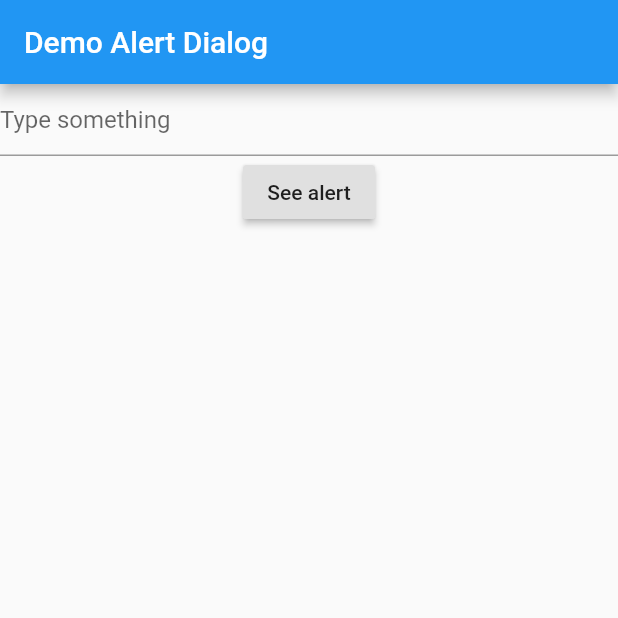
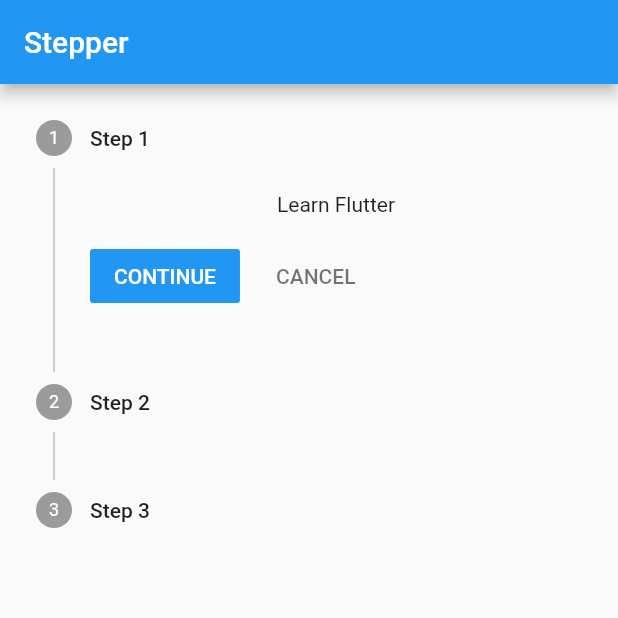
Before and after one commit to JKBustillo/first-app-fluttler, a Flutter app: the screen it shows after launch, on a phone screen of 412 x 824 dp, the top half of it. Run offline on Flutter 3.47's test engine with Material 2 defaults, Android fonts, the phone set to English and light mode, and no system bars.

Commit message:
feat: basic stepper

```diff
--- a/lib/main.dart
+++ b/lib/main.dart
@@ -2,69 +2,62 @@ import 'package:flutter/material.dart';
 
 void main() {
   runApp(new MaterialApp(
-    home: MyAlert(),
+    home: MyStepper(),
   ));
 }
 
-class MyAlert extends StatefulWidget {
-  MyAlert({Key key}) : super(key: key);
+class MyStepper extends StatefulWidget {
+  MyStepper({Key key}) : super(key: key);
 
   @override
-  _MyAlertState createState() => _MyAlertState();
+  _MyStepperState createState() => _MyStepperState();
 }
 
-enum DialogAction {
-  yes,
-  no
-}
-
-class _MyAlertState extends State<MyAlert> {
-  String _inputValue = "";
-
-  void _alertResult(DialogAction action) {
-    print("Your selection is: $action");
-  }
-
-  void _showAlert(String value) {
-    AlertDialog dialog = new AlertDialog(
-      content: new Text(value),
-      actions: <Widget>[
-        new FlatButton(onPressed: () { _alertResult(DialogAction.yes); }, child: new Text("Yes"),),
-        new FlatButton(onPressed: () { _alertResult(DialogAction.no); }, child: new Text("No"),),
-      ],
-    );
-
-    showDialog(context: context, child: dialog);
-  }
-
-  void _onChanged(String value) {
-    setState(() {
-      _inputValue = value;
-    });
-  }
+class _MyStepperState extends State<MyStepper> {
+  int _currentStep = 0;
+  List<Step> mySteps = [
+    new Step(
+      title: new Text("Step 1"),
+      content: new Text("Learn Flutter")
+    ),
+    new Step(
+      title: new Text("Step 2"),
+      content: new Text("Develop App")
+    ),
+    new Step(
+      title: new Text("Step 3"),
+      content: new Text("Deploy App")
+    )
+  ];
 
   @override
   Widget build(BuildContext context) {
     return Scaffold(
        appBar: new AppBar(
-         title: new Text("Demo Alert Dialog")
+         title: new Text("Stepper")
        ),
        body: new Container(
-         child: new Center(
-           child: new Column(
-             children: <Widget>[
-               new TextField(
-                 decoration: new InputDecoration(
-                   hintText: "Type something"
-                 ),
-                 onChanged: (String value) { _onChanged(value);},
-               ),
-               new RaisedButton(
-                 child: new Text("See alert"),
-                 onPressed: () {_showAlert(_inputValue);},
-               )
-             ],
-           ),
+         child: new Stepper(
+           currentStep: this._currentStep,
+           steps: mySteps,
+           onStepContinue: () {
+             setState(() {
+               if (_currentStep < mySteps.length-1) {
+                 _currentStep++;
+               } else {
+                 _currentStep = 0;
+               }
+             });
+           },
+           onStepCancel: () {
+             setState(() {
+               if (_currentStep > 0) {
+                 _currentStep--;
+               } else {
+                 _currentStep = mySteps.length-1;
+               }
+             });
+           },
          ),
        ),
     );
```
